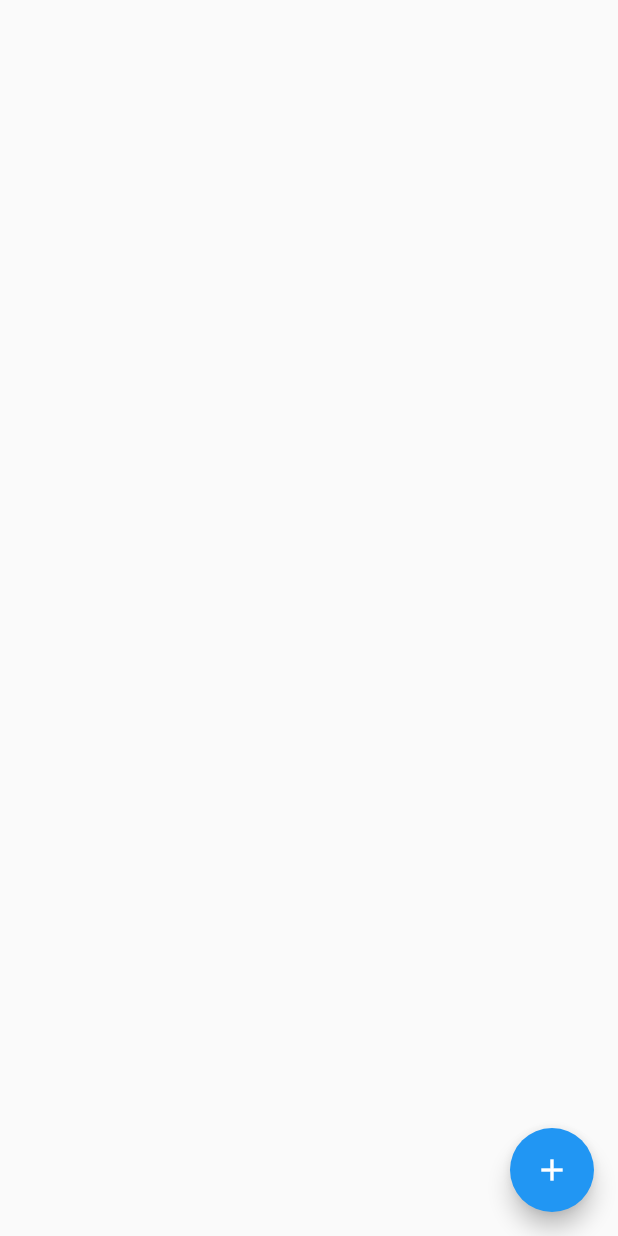
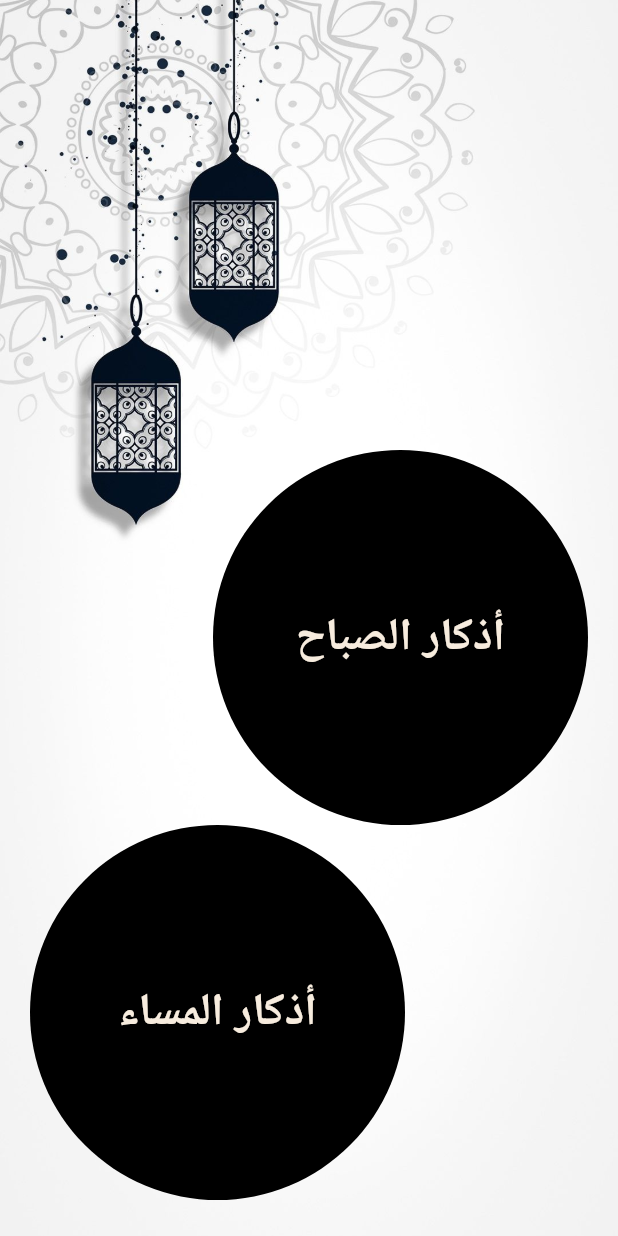
Before and after one commit to Azmaa22/Azkar, a Flutter app: the screen it shows after launch, on a phone screen of 412 x 824 dp. Run offline on Flutter 3.47's test engine with Material 2 defaults, Android fonts, the phone set to English and light mode, and no system bars.

Commit message:
handle home and citation screens

```diff
--- a/lib/main.dart
+++ b/lib/main.dart
@@ -1,5 +1,7 @@
 import 'package:flutter/material.dart';
+import 'package:flutter_apps/screens/citation_screen/citation_screen.dart';
 import 'package:flutter_apps/screens/home_screen/home_screen.dart';
+import 'package:flutter_apps/utilities/constants/app_colors.dart';
 
 void main() {
   runApp(const MyApp());
@@ -14,16 +16,7 @@ class MyApp extends StatelessWidget {
     return MaterialApp(
       title: 'Flutter Demo',
       theme: ThemeData(
-        // This is the theme of your application.
-        //
-        // Try running your application with "flutter run". You'll see the
-        // application has a blue toolbar. Then, without quitting the app, try
-        // changing the primarySwatch below to Colors.green and then invoke
-        // "hot reload" (press "r" in the console where you ran "flutter run",
-        // or simply save your changes to "hot reload" in a Flutter IDE).
-        // Notice that the counter didn't reset back to zero; the application
-        // is not restarted.
-        primarySwatch: Colors.blue,
+        primaryColor: kPrimaryColor,
       ),
       home: const HomeScreen(),
     );
--- a/lib/screens/home_screen/home_screen.dart
+++ b/lib/screens/home_screen/home_screen.dart
@@ -1,17 +1,65 @@
 import 'package:flutter/material.dart';
-import 'package:flutter_apps/logic/data_controller.dart';
+import 'package:flutter_apps/screens/citation_screen/citation_screen.dart';
+import 'package:flutter_apps/screens/home_screen/widgets/citation_button.dart';
 
 class HomeScreen extends StatelessWidget {
   const HomeScreen({Key? key}) : super(key: key);
 
+  void goToCitationScreen(
+      {required BuildContext context, required String citationCategory}) {
+    Navigator.push(
+      context,
+      MaterialPageRoute(
+        builder: (context) => CitationScreen(
+          currentCitation: citationCategory,
+        ),
+      ),
+    );
+  }
+
   @override
   Widget build(BuildContext context) {
+    final size = MediaQuery.of(context).size;
     return Scaffold(
-      floatingActionButton: FloatingActionButton(
-        child: const Icon(Icons.add),
-        onPressed: () {
-          test();
-        },
+      body: Container(
+        height: size.height,
+        width: size.width,
+        decoration: const BoxDecoration(
+          image: DecorationImage(
+            image: AssetImage(
+              'assets/images/background.jpg',
+            ),
+            fit: BoxFit.cover,
+          ),
+        ),
+        child: Center(
+          child: Stack(
+            children: [
+              Positioned(
+                top: 300,
+                right: 20,
+                child: CitationButton(
+                  title: 'أذكار الصباح',
+                  onPress: () {
+                    goToCitationScreen(
+                        context: context, citationCategory: 'Morning');
+                  },
+                ),
+              ),
+              Positioned(
+                top: 550,
+                left: 20,
+                child: CitationButton(
+                  title: 'أذكار المساء',
+                  onPress: () {
+                    goToCitationScreen(
+                        context: context, citationCategory: 'Evening');
+                  },
+                ),
+              ),
+            ],
+          ),
+        ),
       ),
     );
   }
--- /dev/null
+++ b/lib/screens/home_screen/widgets/citation_button.dart
@@ -0,0 +1,40 @@
+import 'package:flutter/material.dart';
+
+class CitationButton extends StatelessWidget {
+  final String title;
+  final Function onPress;
+  const CitationButton({
+    Key? key,
+    required this.title,
+    required this.onPress,
+  }) : super(key: key);
+
+  @override
+  Widget build(BuildContext context) {
+    return GestureDetector(
+      onTap: () {
+        onPress();
+      },
+      child: Container(
+        height: 250,
+        width: 250,
+        decoration: const BoxDecoration(
+          color: Colors.black,
+          borderRadius: BorderRadius.all(
+            Radius.circular(150.0),
+          ),
+        ),
+        child: Center(
+          child: Text(
+            title,
+            style: const TextStyle(
+              fontWeight: FontWeight.bold,
+              fontSize: 30.0,
+              color: Color(0xffF7ECDE),
+            ),
+          ),
+        ),
+      ),
+    );
+  }
+}
--- /dev/null
+++ b/lib/utilities/constants/app_colors.dart
@@ -0,0 +1,3 @@
+import 'package:flutter/material.dart';
+
+const Color kPrimaryColor = Color(0xff3F3351);
--- a/pubspec.yaml
+++ b/pubspec.yaml
@@ -34,6 +34,8 @@ dependencies:
   # The following adds the Cupertino Icons font to your application.
   # Use with the CupertinoIcons class for iOS style icons.
   cupertino_icons: ^1.0.2
+  bloc: ^8.0.3
+  flutter_bloc: ^8.0.1
 
 dev_dependencies:
   flutter_test:
```
Also changed, not shown: lib/data/repos/citation_repo.dart (added, +21 -0 lines), lib/logic/data_controller.dart (deleted, +0 -10 lines), lib/screens/citation_screen/citation_screen.dart (added, +220 -0 lines), lib/screens/citation_screen/widgets/app_bar_container.dart (added, +19 -0 lines), lib/screens/citation_screen/widgets/citation_container.dart (added, +34 -0 lines), lib/screens/citation_screen/widgets/citation_counter.dart (added, +34 -0 lines), lib/screens/citation_screen/widgets/dialog_container.dart (added, +46 -0 lines), lib/screens/citation_screen/widgets/navigation_button.dart (added, +45 -0 lines), assets/images/background.jpg (added), assets/images/citation_container.jpg (added), assets/images/clapping.gif (added), lib/data/data_brain/citation_brain.dart (added), pubspec.lock, 3 other files.
